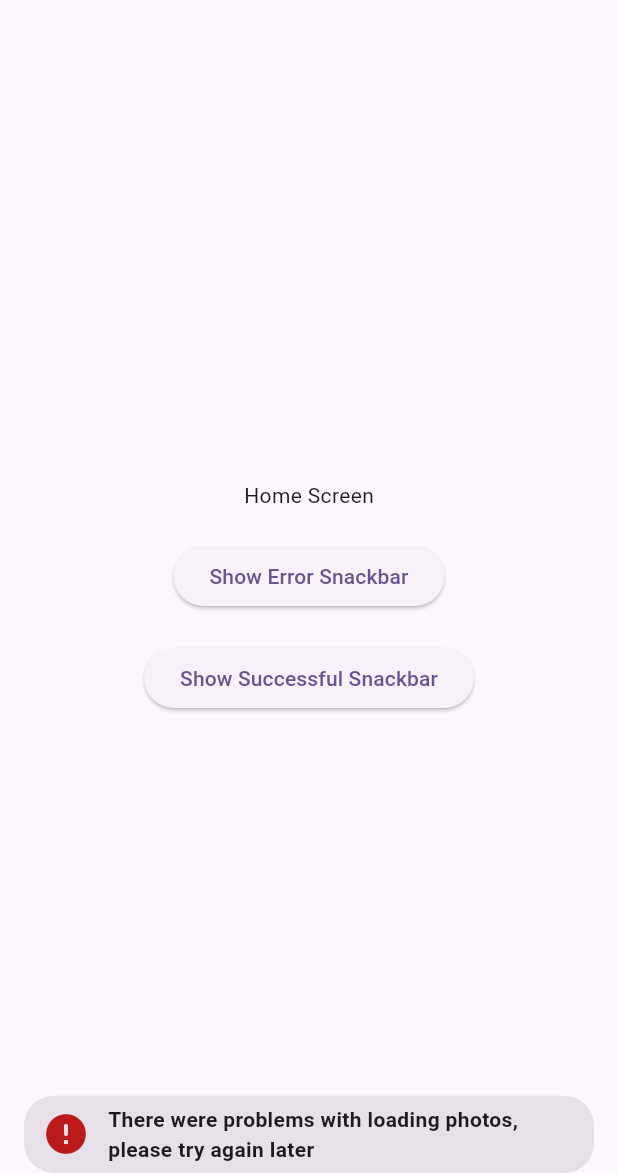
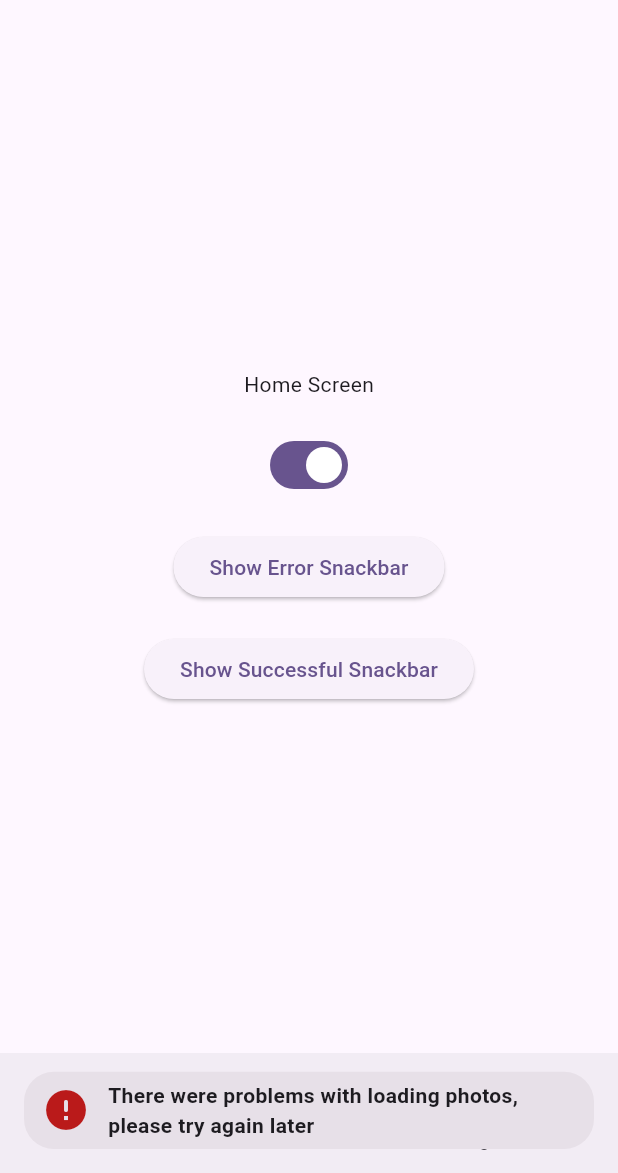
Before and after one commit to evklidus/insight_snackbar, a Flutter app: the screen it shows after launch, after a tap on "Show Error Snackbar", on a phone screen of 412 x 824 dp, the part 63-1236 px from its top. Run offline on Flutter 3.47's test engine with Material 3 defaults, Android fonts, the phone set to English and light mode, and no system bars.

Commit message:
Убрал возможность спамить одинаковыми вызовами

```diff
--- a/example/lib/example_screen.dart
+++ b/example/lib/example_screen.dart
@@ -4,9 +4,16 @@ import 'package:insight_snackbar/insight_snackbar.dart';
 /// {@template home_screen}
 /// ExampleScreen widget.
 /// {@endtemplate}
-class ExampleScreen extends StatelessWidget {
+class ExampleScreen extends StatefulWidget {
   /// {@macro home_screen}
   const ExampleScreen({super.key});
+
+  @override
+  State<ExampleScreen> createState() => _ExampleScreenState();
+}
+
+class _ExampleScreenState extends State<ExampleScreen> {
+  bool isNavBarEnabled = true;
 
   @override
   Widget build(BuildContext context) {
@@ -19,6 +26,13 @@ class ExampleScreen extends StatelessWidget {
           mainAxisAlignment: MainAxisAlignment.center,
           children: [
             const Text('Home Screen'),
+            const SizedBox(height: 20),
+            Switch.adaptive(
+              value: isNavBarEnabled,
+              onChanged: (res) => setState(
+                () => isNavBarEnabled = res,
+              ),
+            ),
             const SizedBox(height: 20),
             ElevatedButton(
               child: const Text('Show Error Snackbar'),
@@ -36,6 +50,23 @@ class ExampleScreen extends StatelessWidget {
           ],
         ),
       ),
+      bottomNavigationBar: isNavBarEnabled
+          ? NavigationBar(
+              onDestinationSelected: (tappedIndex) {},
+              destinations: const [
+                NavigationDestination(
+                  selectedIcon: Icon(Icons.home_filled),
+                  icon: Icon(Icons.home_outlined),
+                  label: 'Home',
+                ),
+                NavigationDestination(
+                  selectedIcon: Icon(Icons.settings),
+                  icon: Icon(Icons.settings_outlined),
+                  label: 'Settings',
+                )
+              ],
+            )
+          : null,
     );
   }
 }
--- a/lib/insight_snackbar.dart
+++ b/lib/insight_snackbar.dart
@@ -2,10 +2,26 @@ library insight_snackbar;
 
 import 'package:flutter/material.dart';
 
+class CustomOverlayEntry extends OverlayEntry {
+  CustomOverlayEntry({
+    required this.customHash,
+    required super.builder,
+  });
+
+  final int customHash;
+
+  @override
+  bool operator ==(Object other) =>
+      other.hashCode == customHash && other is CustomOverlayEntry;
+
+  @override
+  int get hashCode => customHash;
+}
+
 class InsightSnackBar {
   InsightSnackBar._();
 
-  static final List<OverlayEntry> _entries = [];
+  static final Set<OverlayEntry> _entries = {};
 
   /// Variable for hide/show icon in snackbar near text
   static bool hideIcon = false;
@@ -53,13 +69,19 @@ class InsightSnackBar {
     required IconData? icon,
     Color? iconColor,
   }) {
+    final overlay = Overlay.of(context);
     late OverlayEntry entry;
-    final overlay = Overlay.of(context);
-    entry = OverlayEntry(
+    final overlayHash = Object.hash(text, icon, iconColor);
+
+    final mediaQuery = MediaQuery.of(context);
+    final bottomPosition =
+        mediaQuery.viewInsets.bottom + mediaQuery.viewPadding.bottom + 16;
+
+    entry = CustomOverlayEntry(
+      customHash: overlayHash,
       builder: (context) {
-        final bottomInset = MediaQuery.of(context).viewPadding.bottom;
         return Positioned(
-          bottom: bottomInset,
+          bottom: bottomPosition,
           right: 16,
           left: 16,
           child: Material(
@@ -72,7 +94,7 @@ class InsightSnackBar {
                 _entries.remove(entry);
                 entry.remove();
                 if (_entries.isNotEmpty) {
-                  overlay.insert(_entries.last);
+                  overlay.insert(_entries.first);
                 }
               },
             ),
@@ -83,7 +105,7 @@ class InsightSnackBar {
     if (_entries.isEmpty) {
       overlay.insert(entry);
     }
-    _entries.insert(0, entry);
+    _entries.add(entry);
   }
 }
 
```
